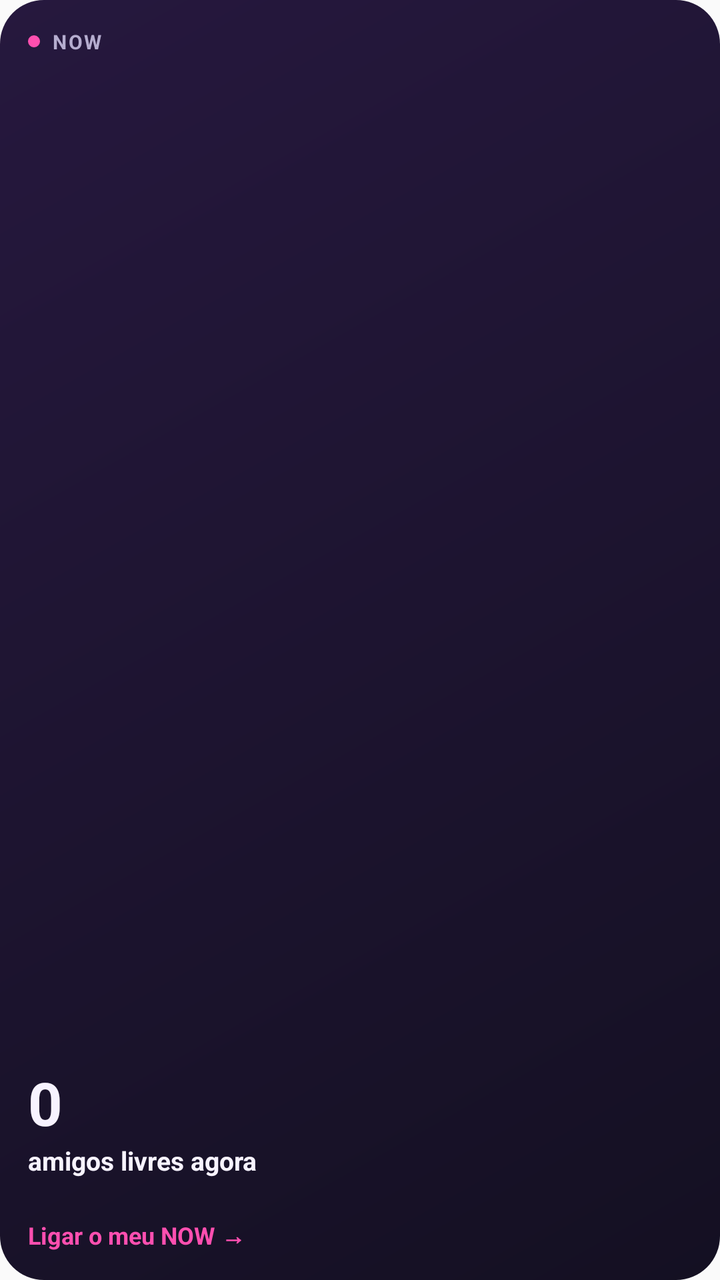
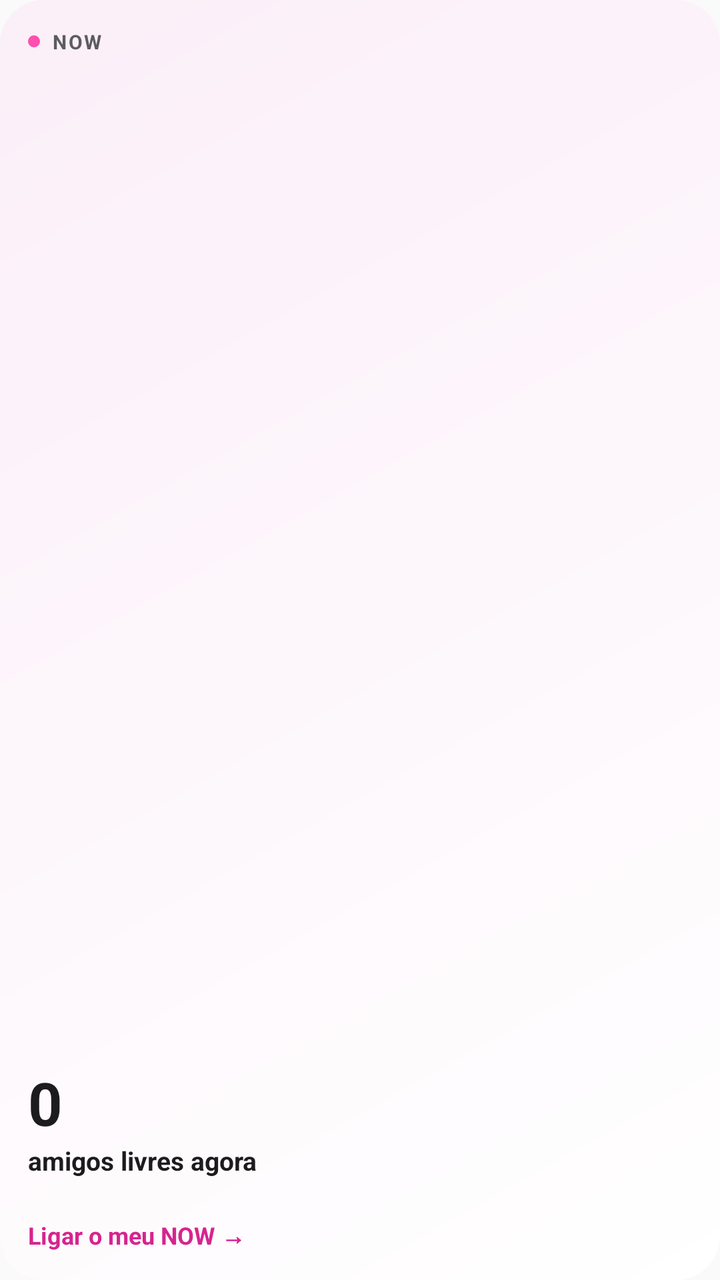

Compare the two renders of this Android layout. The source of the first and the diff that turns it into the second are given below.
<!-- AndroidManifest.xml: application theme AppTheme -->
<!-- res/layout/widget_now.xml -->
<?xml version="1.0" encoding="utf-8"?>
<LinearLayout xmlns:android="http://schemas.android.com/apk/res/android"
    android:id="@+id/widget_root"
    android:layout_width="match_parent"
    android:layout_height="match_parent"
    android:background="@drawable/widget_background"
    android:orientation="vertical"
    android:padding="14dp">
        <LinearLayout
            android:layout_width="match_parent"
            android:layout_height="wrap_content"
            android:gravity="center_vertical"
            android:orientation="horizontal">
            <ImageView
                android:layout_width="6dp"
                android:layout_height="6dp"
                android:layout_marginEnd="6dp"
                android:src="@drawable/widget_dot"
                android:importantForAccessibility="no" />
            <TextView
                android:id="@+id/widget_eyebrow"
                android:layout_width="wrap_content"
                android:layout_height="wrap_content"
                android:letterSpacing="0.08"
                android:text="NOW"
                android:textColor="#FFB5ADCF"
                android:textSize="10sp"
                android:textStyle="bold" />
        </LinearLayout>
    <FrameLayout
        android:layout_width="match_parent"
        android:layout_height="0dp"
        android:layout_weight="1" />
    <TextView
        android:id="@+id/widget_count"
        android:layout_width="wrap_content"
        android:layout_height="wrap_content"
        android:text="0"
        android:textColor="#FFF7F3FF"
        android:textSize="30sp"
        android:textStyle="bold" />
    <TextView
        android:id="@+id/widget_title"
        android:layout_width="match_parent"
        android:layout_height="wrap_content"
        android:maxLines="1"
        android:ellipsize="end"
        android:text="amigos livres agora"
        android:textColor="#FFF7F3FF"
        android:textSize="13sp"
        android:textStyle="bold" />
    <TextView
        android:id="@+id/widget_subtitle"
        android:layout_width="match_parent"
        android:layout_height="wrap_content"
        android:maxLines="1"
        android:ellipsize="end"
        android:textColor="#FFB5ADCF"
        android:textSize="12sp" />
    <TextView
        android:id="@+id/widget_footer"
        android:layout_width="match_parent"
        android:layout_height="wrap_content"
        android:layout_marginTop="4dp"
        android:maxLines="1"
        android:ellipsize="end"
        android:text="Ligar o meu NOW →"
        android:textColor="#FFFF4FB0"
        android:textSize="12sp"
        android:textStyle="bold" />
</LinearLayout>
<!-- resources referenced by this layout -->
<resources>
  <!-- drawable widget_background (drawable) -->
  <?xml version="1.0" encoding="utf-8"?>
  <shape xmlns:android="http://schemas.android.com/apk/res/android" android:shape="rectangle">
      <gradient android:angle="315" android:startColor="#FF26183E" android:endColor="#FF141022" />
      <corners android:radius="22dp" />
  </shape>
  <!-- drawable widget_dot (drawable) -->
  <?xml version="1.0" encoding="utf-8"?>
  <shape xmlns:android="http://schemas.android.com/apk/res/android" android:shape="oval">
      <solid android:color="#FFFF4FB0" />
      <size android:width="6dp" android:height="6dp" />
  </shape>
  <style name="AppTheme" parent="Theme.AppCompat.Light.DarkActionBar">
          
          <item name="colorPrimary">@color/colorPrimary</item>
          <item name="colorPrimaryDark">@color/colorPrimaryDark</item>
          <item name="colorAccent">@color/colorAccent</item>
      </style>
</resources>

<!-- the commit's change to res/layout/widget_now.xml (unified diff, before → after) -->
@@ -23,7 +23,7 @@
                 android:layout_height="wrap_content"
                 android:letterSpacing="0.08"
                 android:text="NOW"
-                android:textColor="#FFB5ADCF"
+                android:textColor="@color/widget_muted"
                 android:textSize="10sp"
                 android:textStyle="bold" />
         </LinearLayout>
@@ -36,7 +36,7 @@
         android:layout_width="wrap_content"
         android:layout_height="wrap_content"
         android:text="0"
-        android:textColor="#FFF7F3FF"
+        android:textColor="@color/widget_ink"
         android:textSize="30sp"
         android:textStyle="bold" />
     <TextView
@@ -46,7 +46,7 @@
         android:maxLines="1"
         android:ellipsize="end"
         android:text="amigos livres agora"
-        android:textColor="#FFF7F3FF"
+        android:textColor="@color/widget_ink"
         android:textSize="13sp"
         android:textStyle="bold" />
     <TextView
@@ -55,7 +55,7 @@
         android:layout_height="wrap_content"
         android:maxLines="1"
         android:ellipsize="end"
-        android:textColor="#FFB5ADCF"
+        android:textColor="@color/widget_muted"
         android:textSize="12sp" />
     <TextView
         android:id="@+id/widget_footer"
@@ -65,7 +65,7 @@
         android:maxLines="1"
         android:ellipsize="end"
         android:text="Ligar o meu NOW →"
-        android:textColor="#FFFF4FB0"
+        android:textColor="@color/widget_pink"
         android:textSize="12sp"
         android:textStyle="bold" />
 </LinearLayout>
<!-- resource entries referenced after the edit -->
@@ -1,9 +1,12 @@
 <!-- resources referenced by this layout -->
 <resources>
+  <color name="widget_ink">#FF1C1C1E</color>
+  <color name="widget_muted">#FF5C5C60</color>
+  <color name="widget_pink">#FFD6248F</color>
   <!-- drawable widget_background (drawable) -->
   <?xml version="1.0" encoding="utf-8"?>
   <shape xmlns:android="http://schemas.android.com/apk/res/android" android:shape="rectangle">
-      <gradient android:angle="315" android:startColor="#FF26183E" android:endColor="#FF141022" />
+      <gradient android:angle="315" android:startColor="@color/widget_bg_start" android:endColor="@color/widget_bg_end" />
       <corners android:radius="22dp" />
   </shape>
   <!-- drawable widget_dot (drawable) -->
@@ -18,5 +21,7 @@
           <item name="colorPrimaryDark">@color/colorPrimaryDark</item>
           <item name="colorAccent">@color/colorAccent</item>
       </style>
+  <color name="widget_bg_start">#FFFBEFF8</color>
+  <color name="widget_bg_end">#FFFFFFFF</color>
 </resources>
 
